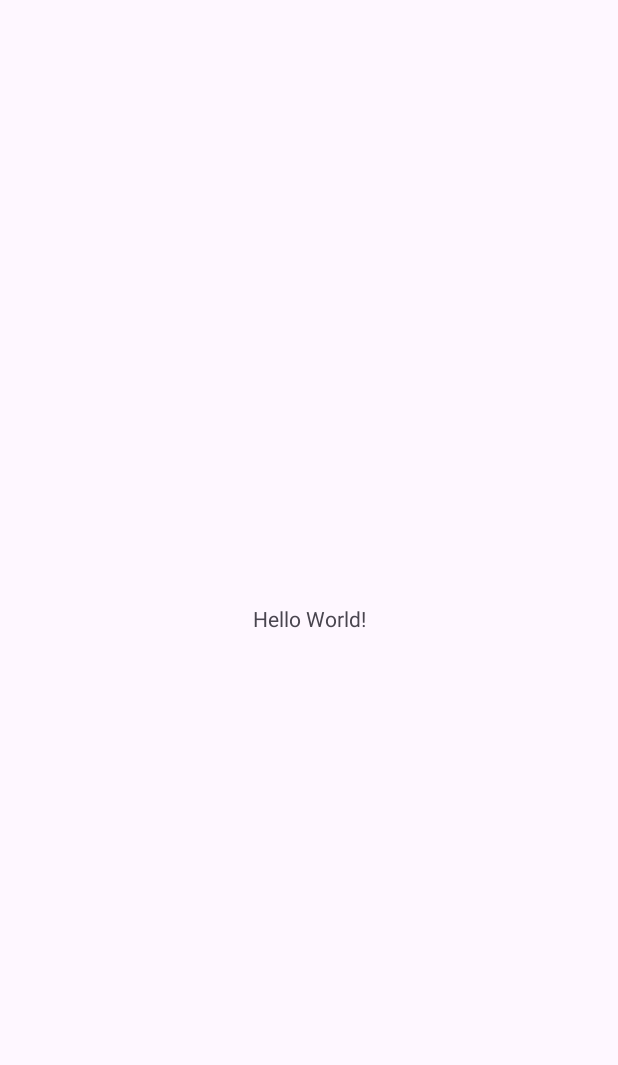
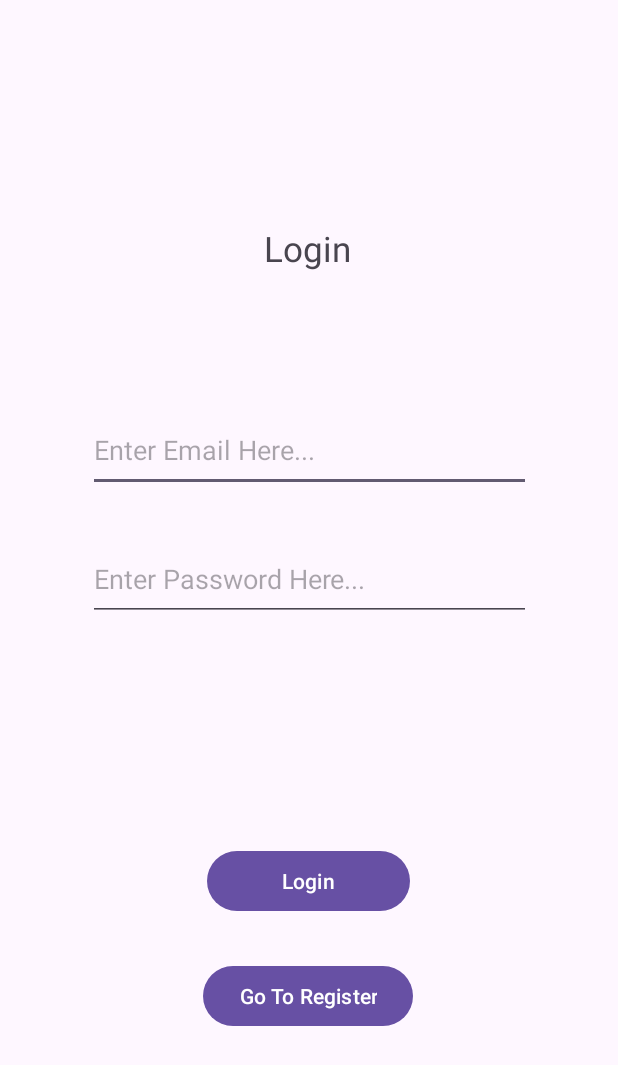
Before and after one commit to c-madalin/MarketPlace, an Android app: the screen it shows after launch (MainActivity), on a phone screen of 412 x 824 dp. Before the commit the part shown is almost empty. Shown: the top 1065 px of the screen. Run offline under Robolectric (Android 15) with nearby library versions, the phone set to English and light mode, and no system bars.

Commit message:
Added the login and registration fragments.

```diff
--- a/app/build.gradle.kts
+++ b/app/build.gradle.kts
@@ -45,6 +45,8 @@ dependencies {
     implementation(libs.androidx.constraintlayout)
     testImplementation(libs.junit)
     androidTestImplementation(libs.androidx.junit)
+    implementation(libs.androidx.navigation.fragment.ktx)
+    implementation(libs.androidx.navigation.ui.ktx)
     androidTestImplementation(libs.androidx.espresso.core)
 
     //Room
--- /dev/null
+++ b/app/src/main/java/com/example/reuseit/LoginAndRegistration/LoginFragment.kt
@@ -0,0 +1,72 @@
+package com.example.reuseit.LoginAndRegistration
+
+import android.os.Bundle
+import androidx.fragment.app.Fragment
+import android.view.LayoutInflater
+import android.view.View
+import android.view.ViewGroup
+import android.widget.Button
+import android.widget.EditText
+import androidx.navigation.findNavController
+import com.example.reuseit.R
+
+// TODO: Rename parameter arguments, choose names that match
+// the fragment initialization parameters, e.g. ARG_ITEM_NUMBER
+private const val ARG_PARAM1 = "param1"
+private const val ARG_PARAM2 = "param2"
+
+/**
+ * A simple [Fragment] subclass.
+ * Use the [LoginFragment.newInstance] factory method to
+ * create an instance of this fragment.
+ */
+class LoginFragment : Fragment() {
+    // TODO: Rename and change types of parameters
+    private var param1: String? = null
+    private var param2: String? = null
+
+    override fun onCreate(savedInstanceState: Bundle?) {
+        super.onCreate(savedInstanceState)
+        arguments?.let {
+            param1 = it.getString(ARG_PARAM1)
+            param2 = it.getString(ARG_PARAM2)
+        }
+    }
+
+    override fun onCreateView(
+        inflater: LayoutInflater, container: ViewGroup?,
+        savedInstanceState: Bundle?
+    ): View? {
+        // Inflate the layout for this fragment
+        return inflater.inflate(R.layout.fragment_login, container, false)
+    }
+
+    override fun onViewCreated(view: View, savedInstanceState: Bundle?) {
+        super.onViewCreated(view, savedInstanceState)
+    }
+
+
+
+
+
+
+    companion object {
+        /**
+         * Use this factory method to create a new instance of
+         * this fragment using the provided parameters.
+         *
+         * @param param1 Parameter 1.
+         * @param param2 Parameter 2.
+         * @return A new instance of fragment LoginFragment.
+         */
+        // TODO: Rename and change types and number of parameters
+        @JvmStatic
+        fun newInstance(param1: String, param2: String) =
+            LoginFragment().apply {
+                arguments = Bundle().apply {
+                    putString(ARG_PARAM1, param1)
+                    putString(ARG_PARAM2, param2)
+                }
+            }
+    }
+}
--- a/app/src/main/res/layout/activity_main.xml
+++ b/app/src/main/res/layout/activity_main.xml
@@ -7,13 +7,12 @@
     android:layout_height="match_parent"
     tools:context=".MainActivity">
 
-    <TextView
-        android:layout_width="wrap_content"
-        android:layout_height="wrap_content"
-        android:text="Hello World!"
-        app:layout_constraintBottom_toBottomOf="parent"
-        app:layout_constraintEnd_toEndOf="parent"
-        app:layout_constraintStart_toStartOf="parent"
-        app:layout_constraintTop_toTopOf="parent" />
+    <androidx.fragment.app.FragmentContainerView
+        android:id="@+id/nav_host_fragment"
+        android:name="androidx.navigation.fragment.NavHostFragment"
+        android:layout_width="match_parent"
+        android:layout_height="match_parent"
+        app:navGraph="@navigation/log_reg_graph"
+        app:defaultNavHost="true" />
 
 </androidx.constraintlayout.widget.ConstraintLayout>
--- /dev/null
+++ b/app/src/main/res/layout/fragment_login.xml
@@ -0,0 +1,75 @@
+<?xml version="1.0" encoding="utf-8"?>
+<androidx.constraintlayout.widget.ConstraintLayout xmlns:android="http://schemas.android.com/apk/res/android"
+    xmlns:app="http://schemas.android.com/apk/res-auto"
+    xmlns:tools="http://schemas.android.com/tools"
+    android:id="@+id/frameLayout"
+    android:layout_width="match_parent"
+    android:layout_height="match_parent"
+    tools:context=".LoginAndRegistration.LoginFragment">
+
+    <TextView
+        android:id="@+id/LoginLabel"
+        android:layout_width="wrap_content"
+        android:layout_height="wrap_content"
+        android:text="@string/login"
+        android:textSize="23sp"
+        app:layout_constraintBottom_toBottomOf="parent"
+        app:layout_constraintEnd_toEndOf="parent"
+        app:layout_constraintHorizontal_bias="0.498"
+        app:layout_constraintStart_toStartOf="parent"
+        app:layout_constraintTop_toTopOf="parent"
+        app:layout_constraintVertical_bias="0.189" />
+
+    <EditText
+        android:id="@+id/LoginEmail"
+        android:layout_width="295dp"
+        android:layout_height="56dp"
+        android:autofillHints=""
+        android:ems="10"
+        android:hint="@string/enter_email_here"
+        android:inputType="textEmailAddress"
+        app:layout_constraintBottom_toBottomOf="parent"
+        app:layout_constraintEnd_toEndOf="parent"
+        app:layout_constraintStart_toStartOf="parent"
+        app:layout_constraintTop_toBottomOf="@+id/LoginLabel"
+        app:layout_constraintVertical_bias="0.154" />
+
+    <EditText
+        android:id="@+id/LoginPassword"
+        android:layout_width="295dp"
+        android:layout_height="56dp"
+        android:autofillHints=""
+        android:ems="10"
+        android:hint="@string/enter_password_here"
+        android:inputType="textPassword"
+        app:layout_constraintBottom_toBottomOf="parent"
+        app:layout_constraintEnd_toEndOf="parent"
+        app:layout_constraintStart_toStartOf="parent"
+        app:layout_constraintTop_toBottomOf="@+id/LoginEmail"
+        app:layout_constraintVertical_bias="0.068" />
+
+    <Button
+        android:id="@+id/doLogin"
+        android:layout_width="135dp"
+        android:layout_height="48dp"
+        android:text="@string/login"
+        app:layout_constraintBottom_toBottomOf="parent"
+        app:layout_constraintEnd_toEndOf="parent"
+        app:layout_constraintHorizontal_bias="0.498"
+        app:layout_constraintStart_toStartOf="parent"
+        app:layout_constraintTop_toBottomOf="@+id/LoginPassword"
+        app:layout_constraintVertical_bias="0.412" />
+
+    <Button
+        android:id="@+id/goToR1"
+        android:layout_width="wrap_content"
+        android:layout_height="wrap_content"
+        android:text="@string/go_to_register"
+        app:layout_constraintBottom_toBottomOf="parent"
+        app:layout_constraintEnd_toEndOf="parent"
+        app:layout_constraintHorizontal_bias="0.498"
+        app:layout_constraintStart_toStartOf="parent"
+        app:layout_constraintTop_toBottomOf="@+id/doLogin"
+        app:layout_constraintVertical_bias="0.176" />
+
+</androidx.constraintlayout.widget.ConstraintLayout>
--- /dev/null
+++ b/app/src/main/res/navigation/log_reg_graph.xml
@@ -0,0 +1,25 @@
+<?xml version="1.0" encoding="utf-8"?>
+<navigation xmlns:android="http://schemas.android.com/apk/res/android"
+    xmlns:app="http://schemas.android.com/apk/res-auto"
+    xmlns:tools="http://schemas.android.com/tools"
+    android:id="@+id/log_reg_graph"
+    app:startDestination="@id/loginFragment">
+
+    <fragment
+        android:id="@+id/loginFragment"
+        android:name="com.example.reuseit.LoginAndRegistration.LoginFragment"
+        android:label="fragment_login"
+        tools:layout="@layout/fragment_login" >
+        <action
+            android:id="@+id/action_loginFragment_to_register1Fragment"
+            app:destination="@id/register1Fragment" />
+    </fragment>
+
+
+
+    <fragment
+        android:id="@+id/register1Fragment"
+        android:name="com.example.reuseit.LoginAndRegistration.Register1Fragment"
+        android:label="fragment_register1"
+        tools:layout="@layout/fragment_register1" />
+</navigation>
--- a/gradle/libs.versions.toml
+++ b/gradle/libs.versions.toml
@@ -9,11 +9,14 @@ appcompat = "1.7.0"
 material = "1.12.0"
 activity = "1.10.1"
 constraintlayout = "2.2.1"
+navigationFragmentKtx = "2.9.0"
 retrofit = "2.9.0"
 roomRuntime = "2.7.1"
 
 [libraries]
 androidx-core-ktx = { group = "androidx.core", name = "core-ktx", version.ref = "coreKtx" }
+androidx-navigation-fragment-ktx = { module = "androidx.navigation:navigation-fragment-ktx", version.ref = "navigationFragmentKtx" }
+androidx-navigation-ui-ktx = { module = "androidx.navigation:navigation-ui-ktx", version.ref = "navigationFragmentKtx" }
 androidx-room-compiler = { module = "androidx.room:room-compiler", version.ref = "roomRuntime" }
 androidx-room-ktx = { module = "androidx.room:room-ktx", version.ref = "roomRuntime" }
 androidx-room-runtime = { module = "androidx.room:room-runtime", version.ref = "roomRuntime" }
@@ -27,6 +30,8 @@ androidx-activity = { group = "androidx.activity", name = "activity", version.re
 androidx-constraintlayout = { group = "androidx.constraintlayout", name = "constraintlayout", version.ref = "constraintlayout" }
 retrofit = { module = "com.squareup.retrofit2:retrofit", version.ref = "retrofit" }
 
+
+
 [plugins]
 android-application = { id = "com.android.application", version.ref = "agp" }
 kotlin-android = { id = "org.jetbrains.kotlin.android", version.ref = "kotlin" }
```
Also changed, not shown: app/src/main/java/com/example/reuseit/Application/ApplicationFragment.kt (added, +60 -0 lines), app/src/main/java/com/example/reuseit/LoginAndRegistration/Register1Fragment.kt (added, +60 -0 lines), app/src/main/java/com/example/reuseit/LoginAndRegistration/Register2Fragment.kt (added, +60 -0 lines), app/src/main/res/layout/fragment_application.xml (added, +21 -0 lines), app/src/main/res/layout/fragment_register1.xml (added, +62 -0 lines), app/src/main/res/layout/fragment_register2.xml (added, +77 -0 lines), app/src/main/res/navigation/application_graph.xml (added, +13 -0 lines), app/src/main/res/values/strings.xml (+19 -0 lines).
